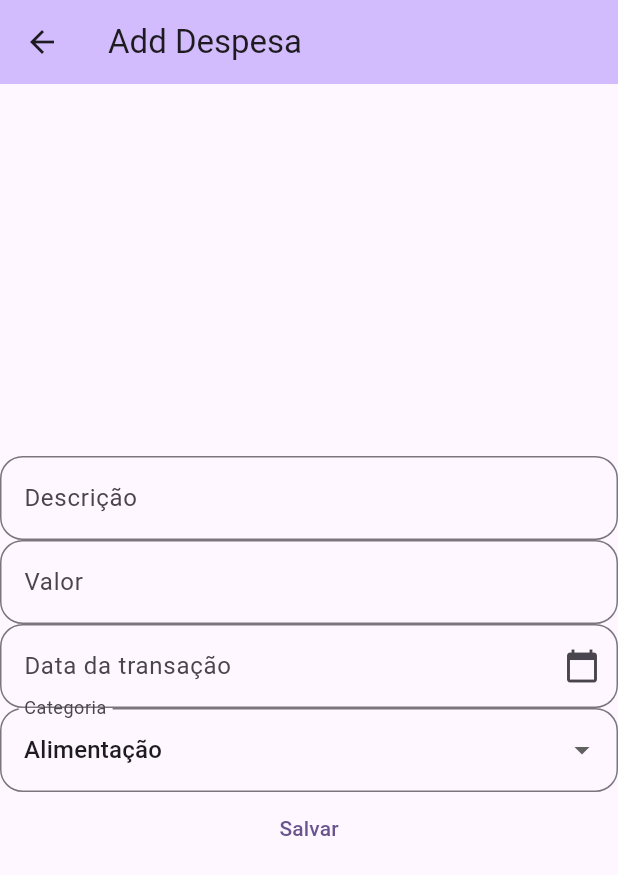
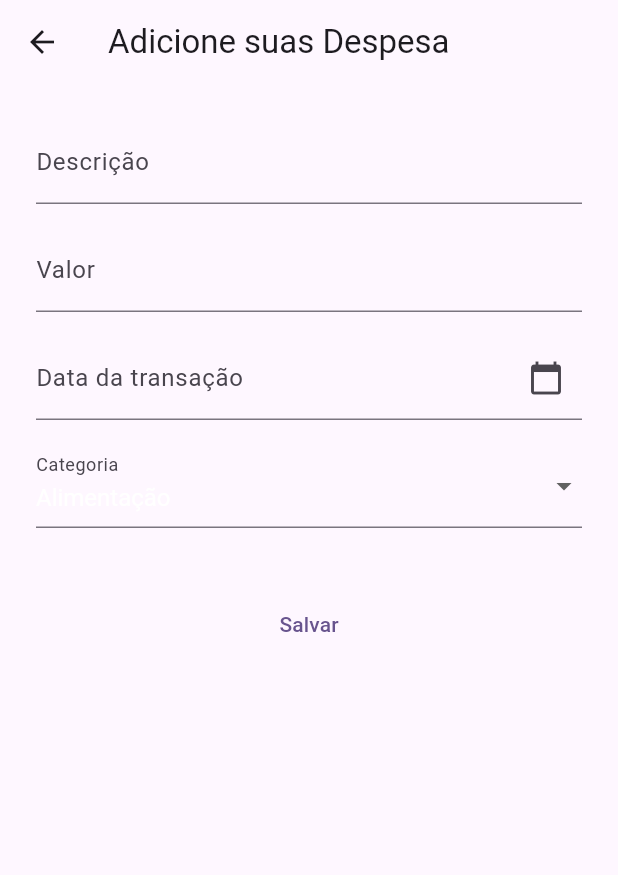
Before and after one commit to Camilaliol/wallet, a Flutter app: the AddDespesa screen opened directly, on a phone screen of 412 x 824 dp. Shown: the top 875 px of the screen. Run offline on Flutter 3.47's test engine with Material 3 defaults, Android fonts, the phone set to English and light mode, and no system bars; our stand-ins replace currency_text_input_formatter, fl_chart; statements that could not run were skipped.

Commit message:
2.3 designer na pag. de dinehrio

```diff
--- a/app/lib/paginas/add_despesa.dart
+++ b/app/lib/paginas/add_despesa.dart
@@ -94,60 +94,54 @@ class _AddDespesaState extends State<AddDespesa> {
   @override
   Widget build(BuildContext context) {
     return Scaffold(
-      appBar: AppBar(
-        backgroundColor: Theme.of(context).colorScheme.inversePrimary,
-
-        title: Text("Add Despesa"),
-      ),
-      body: Center(
-        child: SizedBox(
-          width: 450, // tamanho da coluna
+      appBar: AppBar(title: Text("Adicione suas Despesa")),
+      body: SafeArea(
+        child: SingleChildScrollView(
+          padding: const EdgeInsets.all(24.0), // tamanho da coluna
           child: Column(
-            // é preciso add o child para mudar a altura
-            mainAxisAlignment: .center,
+            crossAxisAlignment: CrossAxisAlignment
+                .stretch, // é preciso add o child para mudar a altura
             children: [
               TextField(
                 controller: _descricao, //chamndo a variavel
-                decoration: InputDecoration(
-                  border: OutlineInputBorder(
-                    borderRadius: BorderRadius.all(Radius.circular(15)),
-                  ),
-                  labelText: 'Descrição',
-                ),
+                style: const TextStyle(color: Colors.white),
+                decoration: const InputDecoration(labelText: 'Descrição'),
               ),
+              const SizedBox(height: 16),
+
               TextField(
                 controller: _valor,
                 keyboardType: TextInputType.number, // chamando a variavel
                 inputFormatters: [_formatter],
-                decoration: InputDecoration(
-                  border: OutlineInputBorder(
-                    borderRadius: BorderRadius.all(Radius.circular(15)),
-                  ),
-                  labelText: 'Valor',
-                ),
+                style: const TextStyle(color: Colors.white),
+                decoration: const InputDecoration(labelText: 'Valor'),
               ),
+              const SizedBox(height: 16),
+
               TextField(
                 controller: _data, //chamando a variavel
                 readOnly: true, //Impede que o usuario escreva
                 decoration: const InputDecoration(
                   labelText: 'Data da transação',
                   hintText: 'Selecione uma data',
-                  suffixIcon: Icon(Icons.calendar_today), //iconi de calendario
-                  border: OutlineInputBorder(
-                    borderRadius: BorderRadius.all(Radius.circular(15)),
-                  ),
+                  suffixIcon: Icon(
+                    Icons.calendar_today,
+                    color: AppTheme.corCianoNeon,
+                  ), //iconi de calendario
                 ),
                 onTap: () => _selecionarData(context),
               ),
+              const SizedBox(height: 16),
+
               DropdownButtonFormField<String>(
                 // Diz para o Flutter qual categoria deve aparecer desenhada primeiro
                 value: _categoriaSelecionada,
-
-                // Configura a borda arredondada e o texto igual ao seu TextField antigo
+                dropdownColor: const Color(
+                  0xFF161035,
+                ), // coloca o fundo do menu
+                style: const TextStyle(color: Colors.white, fontSize: 16),
                 decoration: const InputDecoration(
-                  border: OutlineInputBorder(
-                    borderRadius: BorderRadius.all(Radius.circular(15)),
-                  ),
+                  // Configura a borda arredondada e o texto igual ao seu TextField antigo
                   labelText: 'Categoria',
                 ),
                 items: _listaCategorias.map(
@@ -165,6 +159,7 @@ class _AddDespesaState extends State<AddDespesa> {
                   });
                 },
               ),
+              const SizedBox(height: 40), // espaço entre o botão de ação
 
               TextButton(
                 onPressed: _salvar,
```
